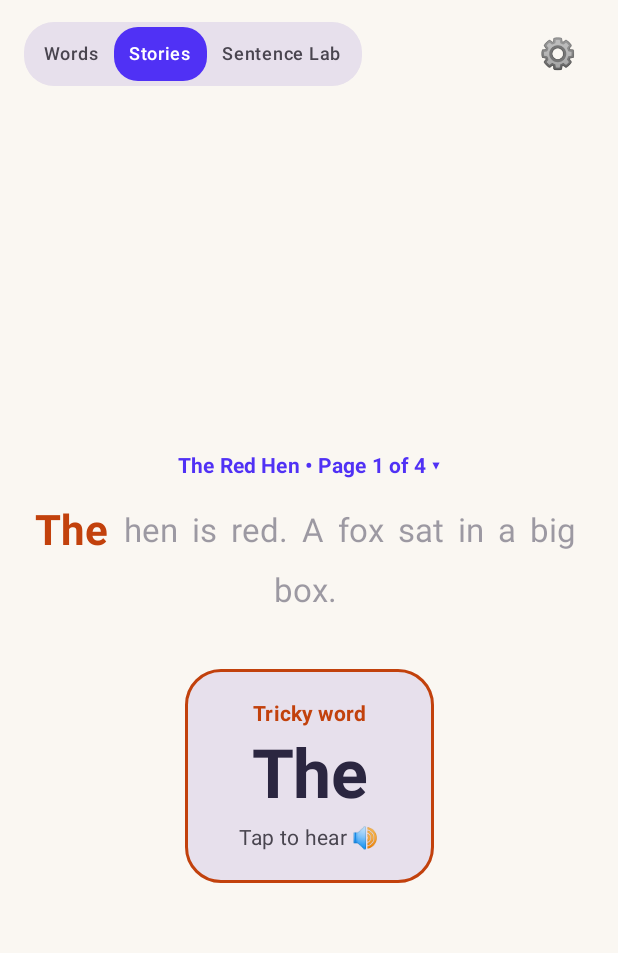
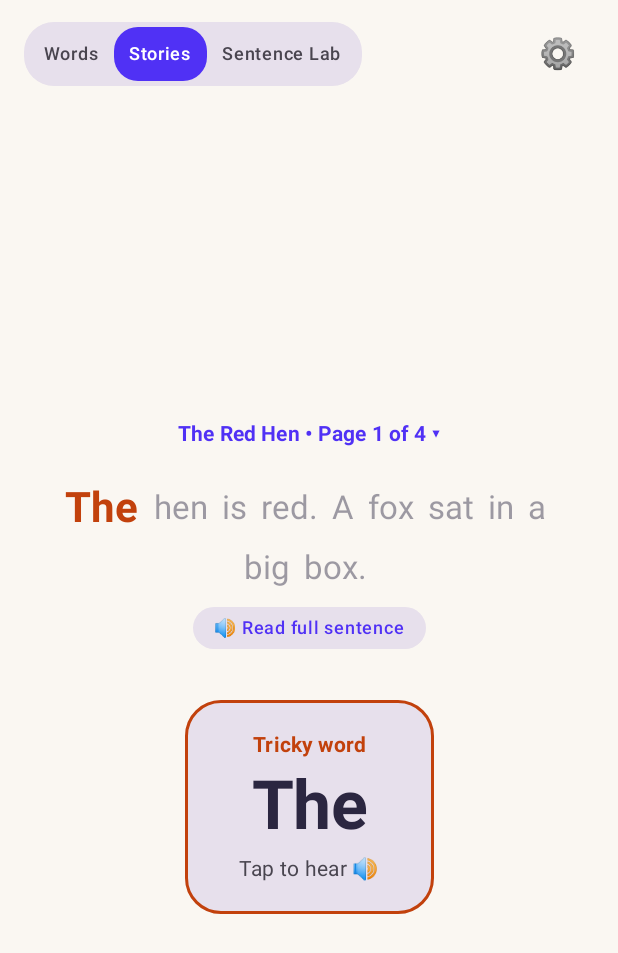
Before and after one commit to alexcch-byte/dragon-readers, an Android app built with Jetpack Compose: the screen it shows after launch (MainActivity), after a tap on "Stories", on a phone screen of 412 x 824 dp. Shown: the top 953 px of the screen. Run offline under Robolectric (Android 15) with nearby library versions, the phone set to English and light mode, and no system bars.

Commit message:
Cycle 24: Add full sentence read-aloud feature across web reader and Android app

```diff
--- a/app/src/main/java/com/example/earlyreader/MainActivity.kt
+++ b/app/src/main/java/com/example/earlyreader/MainActivity.kt
@@ -530,10 +530,20 @@ fun WordPracticeScreen(
         ) {
             // Sentence context across the top
             if (currentWord.sentenceContext.isNotEmpty()) {
-                Row(
+                val fullSentenceText = currentWord.sentenceContext.joinToString(" ")
+                Column(
+                    horizontalAlignment = Alignment.CenterHorizontally,
                     modifier = Modifier
                         .padding(horizontal = 24.dp)
-                        .padding(bottom = 16.dp),
+                        .padding(bottom = 16.dp)
+                        .clip(RoundedCornerShape(12.dp))
+                        .clickable { onSpeakWord(fullSentenceText) }
+                        .padding(horizontal = 8.dp, vertical = 4.dp)
+                        .semantics {
+                            contentDescription = "Sentence: $fullSentenceText. Tap to hear full sentence"
+                        },
+                ) {
+                    Row(
                         horizontalArrangement = Arrangement.Center,
                         verticalAlignment = Alignment.CenterVertically,
                     ) {
@@ -547,6 +557,32 @@ fun WordPracticeScreen(
                                 color = if (isActive) WarmAccent else MaterialTheme.colorScheme.onBackground.copy(alpha = 0.45f),
                                 fontWeight = if (isActive) FontWeight.Bold else FontWeight.Normal,
                             )
+                        }
+                    }
+
+                    Spacer(modifier = Modifier.height(6.dp))
+
+                    Surface(
+                        shape = RoundedCornerShape(16.dp),
+                        color = MaterialTheme.colorScheme.surfaceVariant,
+                        modifier = Modifier
+                            .clickable { onSpeakWord(fullSentenceText) }
+                            .semantics {
+                                contentDescription = "Read full sentence: $fullSentenceText"
+                            },
+                    ) {
+                        Row(
+                            verticalAlignment = Alignment.CenterVertically,
+                            horizontalArrangement = Arrangement.Center,
+                            modifier = Modifier.padding(horizontal = 10.dp, vertical = 4.dp),
+                        ) {
+                            Text(
+                                text = "🔊 Read sentence",
+                                style = MaterialTheme.typography.labelSmall,
+                                color = VioletPrimary,
+                                fontWeight = FontWeight.SemiBold,
+                            )
+                        }
                     }
                 }
             }
@@ -716,10 +752,20 @@ fun StoryModeScreen(
             Spacer(modifier = Modifier.height(10.dp))
 
             // Sentence Context across the top (using FlowRow to wrap gracefully on mobile)
-            FlowRow(
+            Column(
+                horizontalAlignment = Alignment.CenterHorizontally,
                 modifier = Modifier
                     .fillMaxWidth()
-                    .padding(bottom = 20.dp),
+                    .padding(bottom = 16.dp)
+                    .clip(RoundedCornerShape(12.dp))
+                    .clickable { onSpeakWord(currentPage.fullSentence) }
+                    .padding(horizontal = 8.dp, vertical = 6.dp)
+                    .semantics {
+                        contentDescription = "Sentence: ${currentPage.fullSentence}. Tap to hear full sentence"
+                    },
+            ) {
+                FlowRow(
+                    modifier = Modifier.fillMaxWidth(),
                     horizontalArrangement = Arrangement.Center,
                     verticalArrangement = Arrangement.Center,
                 ) {
@@ -741,6 +787,32 @@ fun StoryModeScreen(
                                 .clickable { onSpeakWord(w.text.trimEnd('.', '!', '?', ',')) }
                                 .padding(horizontal = 2.dp, vertical = 2.dp),
                         )
+                    }
+                }
+
+                Spacer(modifier = Modifier.height(6.dp))
+
+                Surface(
+                    shape = RoundedCornerShape(16.dp),
+                    color = MaterialTheme.colorScheme.surfaceVariant,
+                    modifier = Modifier
+                        .clickable { onSpeakWord(currentPage.fullSentence) }
+                        .semantics {
+                            contentDescription = "Read full sentence: ${currentPage.fullSentence}"
+                        },
+                ) {
+                    Row(
+                        verticalAlignment = Alignment.CenterVertically,
+                        horizontalArrangement = Arrangement.Center,
+                        modifier = Modifier.padding(horizontal = 14.dp, vertical = 6.dp),
+                    ) {
+                        Text(
+                            text = "🔊 Read full sentence",
+                            style = MaterialTheme.typography.labelMedium,
+                            color = VioletPrimary,
+                            fontWeight = FontWeight.SemiBold,
+                        )
+                    }
                 }
             }
 
```
Also changed, not shown: 3 other files. Lines whose indentation alone changed are shown as unchanged.
